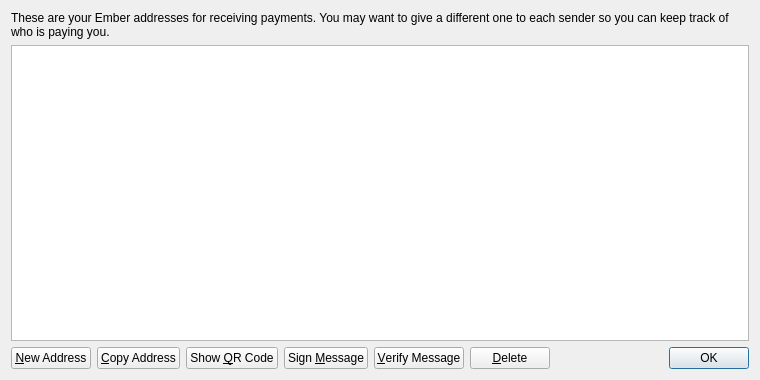
This is src/qt/forms/addressbookpage.ui in zjohnson24/Ember as Qt 5 draws it before an edit. The edited form follows.
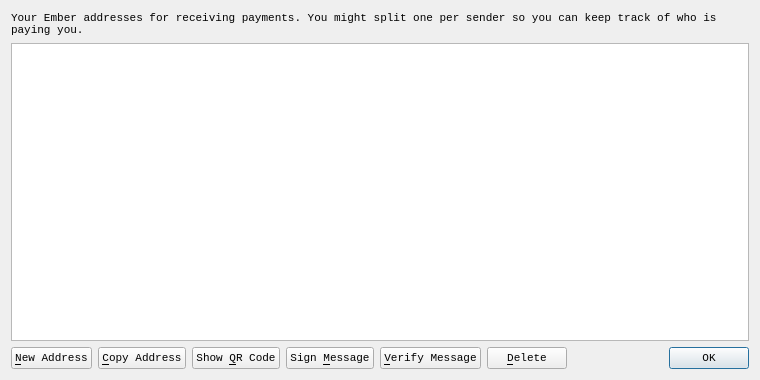
This is the edited form.

Patch:
```diff
--- a/src/qt/forms/addressbookpage.ui
+++ b/src/qt/forms/addressbookpage.ui
@@ -10,6 +10,12 @@
     <height>380</height>
    </rect>
   </property>
+  <property name="font">
+   <font>
+    <family>Consolas</family>
+    <pointsize>8</pointsize>
+   </font>
+  </property>
   <property name="windowTitle">
    <string>Address Book</string>
   </property>
@@ -17,7 +23,7 @@
    <item>
     <widget class="QLabel" name="labelExplanation">
      <property name="text">
-      <string>These are your Ember addresses for receiving payments. You may want to give a different one to each sender so you can keep track of who is paying you.</string>
+      <string>Your Ember addresses for receiving payments. You might split one per sender so you can keep track of who is paying you.</string>
      </property>
      <property name="textFormat">
       <enum>Qt::PlainText</enum>
```
